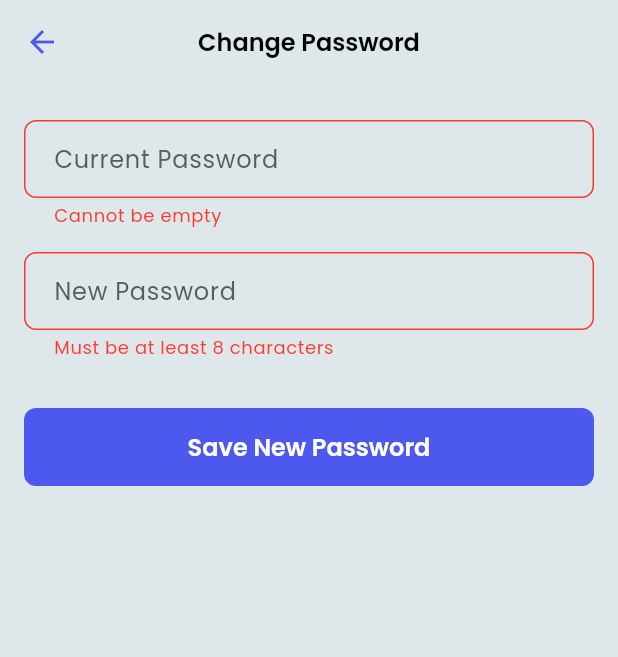
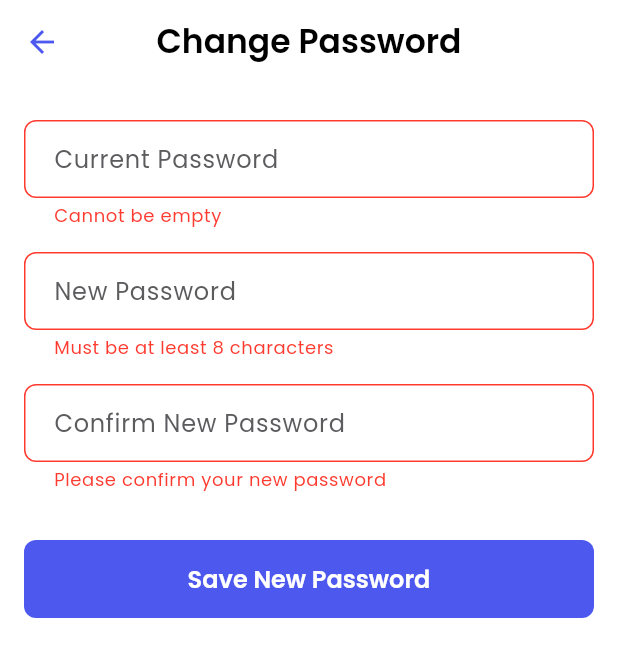
Before and after one commit to tioirawan/icon-plus-take-home-test, a Flutter app: the ChangePasswordPage screen opened by its route, after a tap on "Save New Password", on a phone screen of 412 x 824 dp. Shown: the top 657 px of the screen. Run offline on Flutter 3.47's test engine with Material 3 defaults, Android fonts, the phone set to English and light mode, and no system bars; our stand-ins replace cached_network_image, dio, equatable, flutter_bloc, flutter_secure_storage, freezed_annotation and 5 more; accounts and stored records are empty; network calls fail.

```diff
--- a/app/lib/modules/auth/presentation/pages/login_page.dart
+++ b/app/lib/modules/auth/presentation/pages/login_page.dart
@@ -4,6 +4,7 @@ import 'package:icon_plus_app/modules/auth/presentation/blocs/auth_bloc/auth_blo
 import 'package:icon_plus_app/modules/auth/presentation/blocs/login_bloc/login_bloc.dart';
 import 'package:icon_plus_app/modules/auth/presentation/widgets/login_form.dart';
 import 'package:icon_plus_app/modules/core/di/di.dart';
+import 'package:icon_plus_app/modules/core/theme/app_colors.dart';
 import 'package:icon_plus_app/modules/core/theme/app_dimensions.dart';
 
 class LoginPage extends StatelessWidget {
@@ -12,6 +13,7 @@ class LoginPage extends StatelessWidget {
   @override
   Widget build(BuildContext context) {
     return Scaffold(
+      backgroundColor: AppColors.backgroundElevated,
       body: BlocProvider(
         create: (_) => getIt<LoginBloc>(),
         child: BlocListener<LoginBloc, LoginState>(
--- a/app/lib/modules/auth/presentation/widgets/login_form.dart
+++ b/app/lib/modules/auth/presentation/widgets/login_form.dart
@@ -1,3 +1,4 @@
+import 'package:cached_network_image/cached_network_image.dart';
 import 'package:flutter/gestures.dart';
 import 'package:flutter/material.dart';
 import 'package:flutter_bloc/flutter_bloc.dart';
@@ -40,8 +41,9 @@ class _LoginFormState extends State<LoginForm> {
   }
 
   Widget _buildGoogleIcon() {
-    return Image.network(
-      'https://upload.wikimedia.org/wikipedia/commons/thumb/c/c1/Google_%22G%22_logo.svg/768px-Google_%22G%22_logo.svg.png',
+    return CachedNetworkImage(
+      imageUrl:
+          'https://upload.wikimedia.org/wikipedia/commons/thumb/c/c1/Google_%22G%22_logo.svg/768px-Google_%22G%22_logo.svg.png',
       height: 22.0,
       width: 22.0,
     );
--- a/app/lib/modules/core/api/auth_interceptor.dart
+++ b/app/lib/modules/core/api/auth_interceptor.dart
@@ -1,19 +1,21 @@
 import 'package:dio/dio.dart';
-import 'package:icon_plus_app/modules/auth/domain/repositories/auth_repository.dart';
+import 'package:icon_plus_app/modules/auth/data/models/refresh_token_dto.dart';
 import 'package:icon_plus_app/modules/auth/domain/repositories/token_repository.dart';
 import 'package:icon_plus_app/modules/auth/presentation/blocs/auth_bloc/auth_bloc.dart';
 
+
 class AuthInterceptor extends QueuedInterceptor {
   final TokenRepository _tokenRepository;
-  final AuthRepository _authRepository;
   final AuthBloc _authBloc;
-  final Dio _dio;
+
+  final Dio _retryDio;
+  final Dio _refreshDio;
 
   AuthInterceptor(
     this._tokenRepository,
-    this._authRepository,
     this._authBloc,
-    this._dio,
+    this._retryDio,
+    this._refreshDio,
   );
 
   @override
@@ -33,46 +35,45 @@ class AuthInterceptor extends QueuedInterceptor {
     DioException err,
     ErrorInterceptorHandler handler,
   ) async {
-    // We only want to handle 401 Unauthorized errors
     if (err.response?.statusCode != 401) {
       return handler.next(err);
     }
 
     final oldRefreshToken = await _tokenRepository.getRefreshToken();
     if (oldRefreshToken == null) {
-      return handler.next(err); // No refresh token, proceed with original error
+      return handler.next(err);
     }
 
     try {
-      // The queue is now locked automatically by QueuedInterceptor
-      // until this handler is resolved or rejected.
+      final requestDto = RefreshTokenRequestDto(refreshToken: oldRefreshToken);
 
-      // Perform the token refresh
-      final newTokens = await _authRepository.refresh(
-        refreshToken: oldRefreshToken,
+      final response = await _refreshDio.post(
+        '/auth/refresh',
+        data: requestDto.toJson(),
       );
+      final newTokens = RefreshTokenResponseDto.fromJson(response.data);
 
-      // Save the new tokens
       await _tokenRepository.saveTokens(
         accessToken: newTokens.accessToken,
         refreshToken: newTokens.refreshToken,
       );
 
-      // Retry the original request with the new token
       final options = err.requestOptions;
       options.headers['Authorization'] = 'Bearer ${newTokens.accessToken}';
 
-      final response = await _dio.fetch(options);
+      final retryResponse = await _retryDio.fetch(options);
+      return handler.resolve(retryResponse);
 
-      // Resolve the handler with the new response, unlocking the queue
-      return handler.resolve(response);
     } catch (e) {
-      // If refresh fails, log the user out and reject the request.
       await _tokenRepository.clearTokens();
       _authBloc.add(AuthLogoutRequested());
 
-      // Reject the handler with the original error, unlocking the queue
-      return handler.next(err);
+      return handler.reject(
+        DioException(
+          requestOptions: err.requestOptions,
+          error: 'Silent logout on token refresh failure',
+        ),
+      );
     }
   }
 }
--- a/app/lib/modules/core/di/register_module.dart
+++ b/app/lib/modules/core/di/register_module.dart
@@ -1,6 +1,5 @@
 import 'package:dio/dio.dart';
 import 'package:flutter_secure_storage/flutter_secure_storage.dart';
-import 'package:icon_plus_app/modules/auth/domain/repositories/auth_repository.dart';
 import 'package:icon_plus_app/modules/auth/domain/repositories/token_repository.dart';
 import 'package:icon_plus_app/modules/auth/presentation/blocs/auth_bloc/auth_bloc.dart';
 import 'package:icon_plus_app/modules/core/api/auth_interceptor.dart';
@@ -14,7 +13,7 @@ abstract class RegisterModule {
   @Named('baseDio')
   @lazySingleton
   Dio get baseDio {
-    final dio = Dio(
+    return Dio(
       BaseOptions(
         baseUrl: 'http://localhost:8080/v1',
         connectTimeout: const Duration(seconds: 10),
@@ -25,25 +24,19 @@ abstract class RegisterModule {
         },
       ),
     );
-
-    // dio.interceptors.add(LogInterceptor(requestBody: true, responseBody: true));
-
-    return dio;
   }
 
   @lazySingleton
   Dio dio(
     @Named('baseDio') Dio baseDio,
     TokenRepository tokenRepository,
-    AuthRepository authRepository,
     AuthBloc authBloc,
   ) {
-    final dio = baseDio;
-
-    dio.interceptors.add(
-      AuthInterceptor(tokenRepository, authRepository, authBloc, dio),
-    );
-
+    final dio = Dio(baseDio.options);
+    dio.interceptors.addAll([
+      AuthInterceptor(tokenRepository, authBloc, dio, baseDio),
+      LogInterceptor(requestBody: true, responseBody: true),
+    ]);
     return dio;
   }
 }
--- a/app/lib/modules/core/theme/app_colors.dart
+++ b/app/lib/modules/core/theme/app_colors.dart
@@ -13,7 +13,8 @@ class AppColors {
   static const Color grey4 = Color(0xFFD1D1D6);
   static const Color grey5 = Color(0xFFE5E5EA);
   static const Color white = Color(0xFFFFFFFF);
-  static const Color background = Color(0xFFDEE7E9);
+  static const Color background = Colors.white;
+  static const Color backgroundElevated = Color(0xFFEAF0F2);
   static const Color onBackground = Color(0xFF1E1E1E);
 
   // Semantic
--- a/app/lib/modules/core/theme/app_text_styles.dart
+++ b/app/lib/modules/core/theme/app_text_styles.dart
@@ -12,6 +12,12 @@ class AppTextStyles {
   static final TextStyle heading2 = GoogleFonts.poppins(
     fontSize: 22,
     fontWeight: FontWeight.bold,
+    color: AppColors.black,
+  );
+
+  static final TextStyle title = GoogleFonts.poppins(
+    fontSize: 22,
+    fontWeight: FontWeight.w600,
     color: AppColors.black,
   );
 
--- a/app/lib/modules/core/theme/app_theme.dart
+++ b/app/lib/modules/core/theme/app_theme.dart
@@ -52,8 +52,6 @@ class AppTheme {
     inputDecorationTheme: InputDecorationTheme(
       labelStyle: GoogleFonts.poppins(color: AppColors.grey1),
       hintStyle: GoogleFonts.poppins(color: AppColors.grey2),
-      filled: true,
-      fillColor: AppColors.background,
       contentPadding: const EdgeInsets.symmetric(horizontal: 16, vertical: 14),
       border: OutlineInputBorder(
         borderRadius: BorderRadius.circular(8),
--- a/app/lib/modules/profile/presentation/pages/change_password_page.dart
+++ b/app/lib/modules/profile/presentation/pages/change_password_page.dart
@@ -3,6 +3,7 @@ import 'package:flutter_bloc/flutter_bloc.dart';
 import 'package:go_router/go_router.dart';
 import 'package:icon_plus_app/modules/core/di/di.dart';
 import 'package:icon_plus_app/modules/core/theme/app_dimensions.dart';
+import 'package:icon_plus_app/modules/core/theme/app_text_styles.dart';
 import 'package:icon_plus_app/modules/core/utils/space_helpers.dart';
 import 'package:icon_plus_app/modules/profile/presentation/blocs/change_password_bloc/change_password_bloc.dart'; // This BLoC would be created
 
@@ -17,11 +18,13 @@ class _ChangePasswordPageState extends State<ChangePasswordPage> {
   final _formKey = GlobalKey<FormState>();
   final _currentPasswordController = TextEditingController();
   final _newPasswordController = TextEditingController();
+  final _newPasswordConfirmationController = TextEditingController();
 
   @override
   void dispose() {
     _currentPasswordController.dispose();
     _newPasswordController.dispose();
+    _newPasswordConfirmationController.dispose();
     super.dispose();
   }
 
@@ -65,7 +68,9 @@ class _ChangePasswordPageState extends State<ChangePasswordPage> {
           }
         },
         child: Scaffold(
-          appBar: AppBar(title: const Text('Change Password')),
+          appBar: AppBar(
+            title: Text('Change Password', style: AppTextStyles.title),
+          ),
           body: SingleChildScrollView(
             padding: AppDimensions.pagePadding,
             child: Form(
@@ -94,6 +99,24 @@ class _ChangePasswordPageState extends State<ChangePasswordPage> {
                                 ? 'Must be at least 8 characters'
                                 : null,
                   ),
+                  16.heightBox,
+                  TextFormField(
+                    controller: _newPasswordConfirmationController,
+                    decoration: const InputDecoration(
+                      labelText: 'Confirm New Password',
+                    ),
+                    obscureText: true,
+
+                    validator: (value) {
+                      if (value == null || value.isEmpty) {
+                        return 'Please confirm your new password';
+                      }
+                      if (value != _newPasswordController.text) {
+                        return 'Passwords do not match';
+                      }
+                      return null;
+                    },
+                  ),
                   32.heightBox,
                   BlocBuilder<ChangePasswordBloc, ChangePasswordState>(
                     builder: (context, state) {
--- a/app/pubspec.yaml
+++ b/app/pubspec.yaml
@@ -44,6 +44,8 @@ dependencies:
   json_annotation: ^4.9.0
   flutter_secure_storage: ^9.2.4
   google_fonts: ^6.3.1
+  phosphor_flutter: ^2.1.0
+  cached_network_image: ^3.4.1
 
 dev_dependencies:
   flutter_test:
```
Also changed, not shown: app/lib/modules/profile/presentation/pages/edit_profile_page.dart (+5 -2 lines), app/lib/modules/profile/presentation/pages/profile_page.dart (+77 -53 lines), app/lib/modules/core/di/di.config.dart, app/pubspec.lock, 5 other files.
